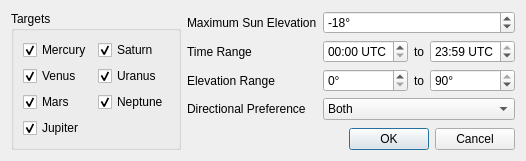
Before: the Qt Designer form qt5/schedulebrain.ui in EthanChappel/Ecliptic, drawn with Qt 5.
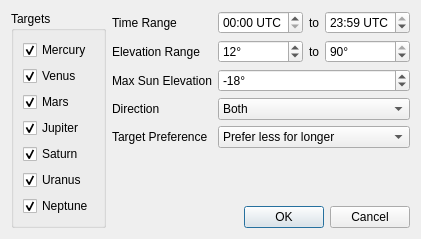
After: the same form once the commit is applied.

Commit message: Re-arrange a few user interface widgets

```diff
--- a/qt5/schedulebrain.ui
+++ b/qt5/schedulebrain.ui
@@ -6,8 +6,8 @@
    <rect>
     <x>0</x>
     <y>0</y>
-    <width>472</width>
-    <height>159</height>
+    <width>386</width>
+    <height>214</height>
    </rect>
   </property>
   <property name="windowTitle">
@@ -43,19 +43,6 @@
         </attribute>
        </widget>
       </item>
-      <item row="0" column="1">
-       <widget class="QCheckBox" name="saturn_checkbox">
-        <property name="text">
-         <string>Saturn</string>
-        </property>
-        <property name="checked">
-         <bool>true</bool>
-        </property>
-        <attribute name="buttonGroup">
-         <string notr="true">targets_buttongroup</string>
-        </attribute>
-       </widget>
-      </item>
       <item row="1" column="0">
        <widget class="QCheckBox" name="venus_checkbox">
         <property name="text">
@@ -69,19 +56,6 @@
         </attribute>
        </widget>
       </item>
-      <item row="1" column="1">
-       <widget class="QCheckBox" name="uranus_checkbox">
-        <property name="text">
-         <string>Uranus</string>
-        </property>
-        <property name="checked">
-         <bool>true</bool>
-        </property>
-        <attribute name="buttonGroup">
-         <string notr="true">targets_buttongroup</string>
-        </attribute>
-       </widget>
-      </item>
       <item row="2" column="0">
        <widget class="QCheckBox" name="mars_checkbox">
         <property name="text">
@@ -95,19 +69,6 @@
         </attribute>
        </widget>
       </item>
-      <item row="2" column="1">
-       <widget class="QCheckBox" name="neptune_checkbox">
-        <property name="text">
-         <string>Neptune</string>
-        </property>
-        <property name="checked">
-         <bool>true</bool>
-        </property>
-        <attribute name="buttonGroup">
-         <string notr="true">targets_buttongroup</string>
-        </attribute>
-       </widget>
-      </item>
       <item row="3" column="0">
        <widget class="QCheckBox" name="jupiter_checkbox">
         <property name="text">
@@ -121,26 +82,87 @@
         </attribute>
        </widget>
       </item>
+      <item row="4" column="0">
+       <widget class="QCheckBox" name="saturn_checkbox">
+        <property name="text">
+         <string>Saturn</string>
+        </property>
+        <property name="checked">
+         <bool>true</bool>
+        </property>
+        <attribute name="buttonGroup">
+         <string notr="true">targets_buttongroup</string>
+        </attribute>
+       </widget>
+      </item>
+      <item row="5" column="0">
+       <widget class="QCheckBox" name="uranus_checkbox">
+        <property name="text">
+         <string>Uranus</string>
+        </property>
+        <property name="checked">
+         <bool>true</bool>
+        </property>
+        <attribute name="buttonGroup">
+         <string notr="true">targets_buttongroup</string>
+        </attribute>
+       </widget>
+      </item>
+      <item row="6" column="0">
+       <widget class="QCheckBox" name="neptune_checkbox">
+        <property name="text">
+         <string>Neptune</string>
+        </property>
+        <property name="checked">
+         <bool>true</bool>
+        </property>
+        <attribute name="buttonGroup">
+         <string notr="true">targets_buttongroup</string>
+        </attribute>
+       </widget>
+      </item>
      </layout>
     </widget>
    </item>
    <item row="1" column="1">
     <layout class="QFormLayout" name="form_layout">
-     <item row="0" column="0">
-      <widget class="QLabel" name="darkness_label">
+     <item row="3" column="0">
+      <widget class="QLabel" name="label">
        <property name="text">
-        <string>Maximum Sun Elevation</string>
+        <string>Direction</string>
        </property>
       </widget>
      </item>
-     <item row="1" column="0">
-      <widget class="QLabel" name="time_label">
+     <item row="3" column="1">
+      <widget class="QComboBox" name="directional_combobox">
+       <property name="currentIndex">
+        <number>1</number>
+       </property>
+       <item>
+        <property name="text">
+         <string>East</string>
+        </property>
+       </item>
+       <item>
+        <property name="text">
+         <string>Both</string>
+        </property>
+       </item>
+       <item>
+        <property name="text">
+         <string>West</string>
+        </property>
+       </item>
+      </widget>
+     </item>
+     <item row="4" column="0">
+      <widget class="QLabel" name="targetpreference_label">
        <property name="text">
-        <string>Time Range</string>
+        <string>Target Preference</string>
        </property>
       </widget>
      </item>
-     <item row="1" column="1">
+     <item row="0" column="1">
       <layout class="QHBoxLayout" name="time_layout">
        <item>
         <widget class="QTimeEdit" name="start_timeedit">
@@ -241,8 +263,8 @@
        </item>
       </layout>
      </item>
-     <item row="2" column="1">
-      <layout class="QHBoxLayout" name="horizontalLayout_2">
+     <item row="1" column="1">
+      <layout class="QHBoxLayout" name="elevationrange_layout">
        <item>
         <widget class="QSpinBox" name="minelevation_spinbox">
          <property name="toolTip">
@@ -254,6 +276,9 @@
          <property name="maximum">
           <number>89</number>
          </property>
+         <property name="value">
+          <number>12</number>
+         </property>
         </widget>
        </item>
        <item>
@@ -290,21 +315,7 @@
        </item>
       </layout>
      </item>
-     <item row="3" column="0">
-      <widget class="QLabel" name="label">
-       <property name="text">
-        <string>Directional Preference</string>
-       </property>
-      </widget>
-     </item>
-     <item row="2" column="0">
-      <widget class="QLabel" name="elevation_label">
-       <property name="text">
-        <string>Elevation Range</string>
-       </property>
-      </widget>
-     </item>
-     <item row="0" column="1">
+     <item row="2" column="1">
       <widget class="QSpinBox" name="sunelevation_spinbox">
        <property name="toolTip">
         <string>&lt;html&gt;&lt;head/&gt;&lt;body&gt;&lt;p&gt;&lt;span style=&quot; font-weight:600;&quot;&gt;Night&lt;br/&gt;&lt;/span&gt;Sun &amp;gt; 18° below horizon&lt;/p&gt;&lt;p&gt;&lt;span style=&quot; font-weight:600;&quot;&gt;Astronomical Twilight&lt;br/&gt;&lt;/span&gt;Sun 12°-18° below horizon&lt;/p&gt;&lt;p&gt;&lt;span style=&quot; font-weight:600;&quot;&gt;Nautical Twilight&lt;br/&gt;&lt;/span&gt;Sun 6°-12° below horizon&lt;/p&gt;&lt;p&gt;&lt;span style=&quot; font-weight:600;&quot;&gt;Civil Twilight&lt;br/&gt;&lt;/span&gt;Sun 0°-6° below horizon&lt;/p&gt;&lt;/body&gt;&lt;/html&gt;</string>
@@ -323,24 +334,37 @@
        </property>
       </widget>
      </item>
-     <item row="3" column="1">
-      <widget class="QComboBox" name="directional_combobox">
-       <property name="currentIndex">
-        <number>1</number>
+     <item row="0" column="0">
+      <widget class="QLabel" name="time_label">
+       <property name="text">
+        <string>Time Range</string>
        </property>
+      </widget>
+     </item>
+     <item row="1" column="0">
+      <widget class="QLabel" name="elevation_label">
+       <property name="text">
+        <string>Elevation Range</string>
+       </property>
+      </widget>
+     </item>
+     <item row="2" column="0">
+      <widget class="QLabel" name="darkness_label">
+       <property name="text">
+        <string>Max Sun Elevation</string>
+       </property>
+      </widget>
+     </item>
+     <item row="4" column="1">
+      <widget class="QComboBox" name="targetpreference_combobox">
        <item>
         <property name="text">
-         <string>East</string>
+         <string>Prefer less for longer</string>
         </property>
        </item>
        <item>
         <property name="text">
-         <string>Both</string>
-        </property>
-       </item>
-       <item>
-        <property name="text">
-         <string>West</string>
+         <string>Prefer highest</string>
         </property>
        </item>
       </widget>
```
Left out of the diff: 4 changed lines with no effect on the pictures. The commit also changes 1 other file.
